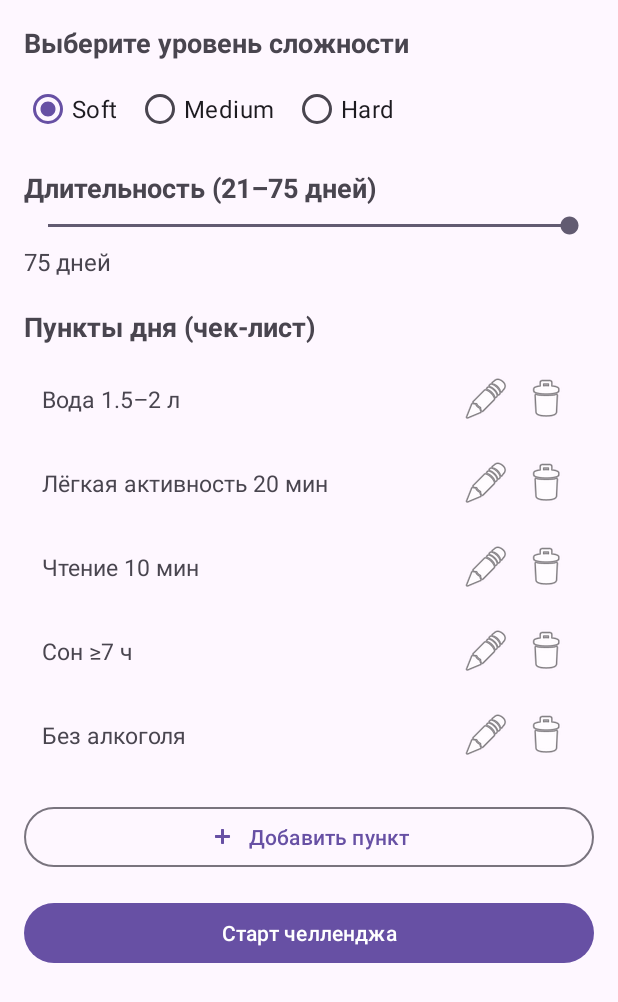
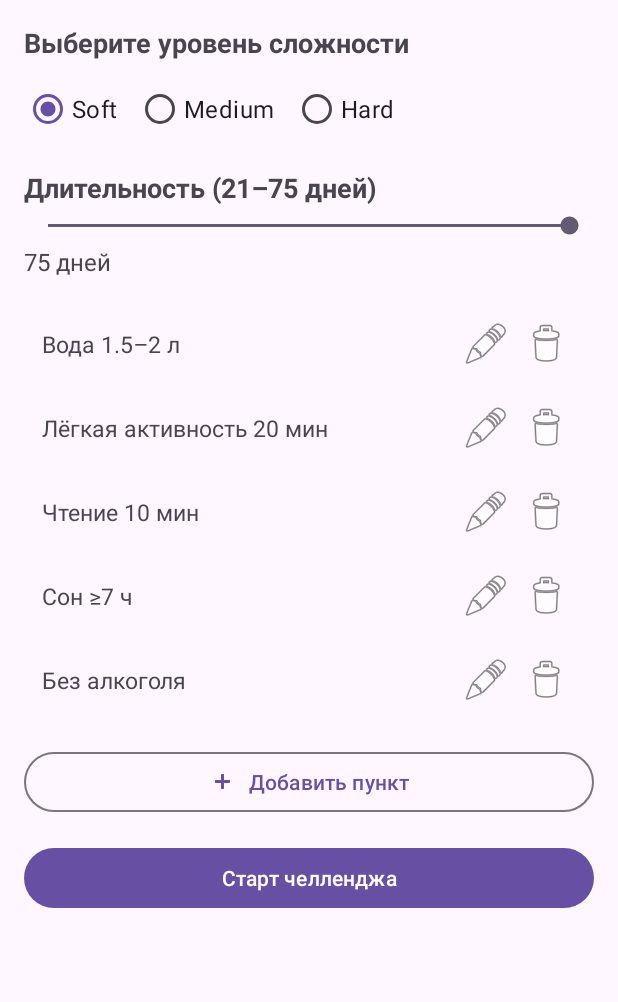
Before and after one commit to tanyasunny888/Hard75, an Android app: the CreateChallengeActivity screen opened directly, with no data from a screen before it, on a phone screen of 412 x 824 dp. Shown: the top 1002 px of the screen. Run offline under Robolectric (Android 15) with nearby library versions, the phone set to English and light mode, and no system bars.

Commit message:
create challenge activity update -> user's checklist saved

```diff
--- a/app/src/main/java/com/hard75/hard75/util/Prefs.java
+++ b/app/src/main/java/com/hard75/hard75/util/Prefs.java
@@ -2,6 +2,10 @@ package com.hard75.hard75.util;
 
 import android.content.Context;
 import android.content.SharedPreferences;
+import java.util.List;
+import java.util.ArrayList;
+import java.util.Locale;
+
 
 public class Prefs {
     private static final String NAME = "hard75_prefs";
@@ -53,5 +57,37 @@ public class Prefs {
                 .edit().putInt("rem_e_h", h).putInt("rem_e_m", m).apply();
     }
 
+    // ---- ШАБЛОНЫ ЧЕЛЛЕНДЖА ----
+    public static void saveTemplate(Context c, String level, List<String> items) {
+        String key = "tpl_" + (level == null ? "soft" : level.toLowerCase(Locale.ROOT));
+        try {
+            org.json.JSONArray arr = new org.json.JSONArray();
+            for (String s : items) if (s != null && !s.trim().isEmpty()) arr.put(s.trim());
+            c.getSharedPreferences("hard75", Context.MODE_PRIVATE)
+                    .edit().putString(key, arr.toString()).apply();
+        } catch (Throwable ignored) {}
+    }
+
+    public static List<String> getTemplateOrNull(Context c, String level) {
+        String key = "tpl_" + (level == null ? "soft" : level.toLowerCase(Locale.ROOT));
+        String json = c.getSharedPreferences("hard75", Context.MODE_PRIVATE).getString(key, null);
+        List<String> out = new ArrayList<>();
+        if (json == null) return out;
+        try {
+            org.json.JSONArray arr = new org.json.JSONArray(json);
+            for (int i = 0; i < arr.length(); i++) {
+                String s = arr.optString(i, "").trim();
+                if (!s.isEmpty()) out.add(s);
+            }
+        } catch (Throwable ignored) {}
+        return out;
+    }
+
+    public static List<String> getTemplateOrDefault(Context c, String level) {
+        List<String> saved = getTemplateOrNull(c, level);
+        if (!saved.isEmpty()) return saved;
+        return new ArrayList<>(com.hard75.hard75.domain.ChallengeTemplates.baseTasks(level));
+    }
+
 
 }
--- a/app/src/main/res/layout/activity_create_challenge.xml
+++ b/app/src/main/res/layout/activity_create_challenge.xml
@@ -73,26 +73,17 @@
                 android:textSize="16sp"
                 android:layout_marginTop="4dp"/>
 
-            <!-- Конструктор чек-листа -->
-            <TextView
-                android:id="@+id/tvChecklistTitle"
-                android:layout_width="match_parent"
-                android:layout_height="wrap_content"
-                android:layout_marginTop="20dp"
-                android:text="Пункты дня (чек-лист)"
-                android:textStyle="bold"
-                android:textSize="18sp"/>
-
+            <!-- Редактируемый список задач -->
             <androidx.recyclerview.widget.RecyclerView
                 android:id="@+id/rvEditableTasks"
                 android:layout_width="match_parent"
                 android:layout_height="wrap_content"
                 android:nestedScrollingEnabled="false"
                 android:overScrollMode="never"
-                android:layout_marginTop="8dp"
+                android:layout_marginTop="16dp"
                 android:paddingBottom="8dp"/>
 
-            <!-- Кнопка 'Добавить пункт' сразу под списком -->
+            <!-- Кнопка 'Добавить пункт' -->
             <com.google.android.material.button.MaterialButton
                 android:id="@+id/btnAddTask"
                 style="@style/Widget.Material3.Button.OutlinedButton"
@@ -104,7 +95,7 @@
                 app:iconPadding="8dp"
                 app:iconGravity="textStart"/>
 
-            <!-- Большая кнопка старта в самом низу -->
+            <!-- Большая кнопка старта -->
             <com.google.android.material.button.MaterialButton
                 android:id="@+id/btnStart"
                 style="@style/Widget.Material3.Button"
```
Also changed, not shown: app/src/main/java/com/hard75/hard75/ChallengeBoardActivity.java (+9 -2 lines), app/src/main/java/com/hard75/hard75/CreateChallengeActivity.java (+54 -39 lines), 2 other files.
